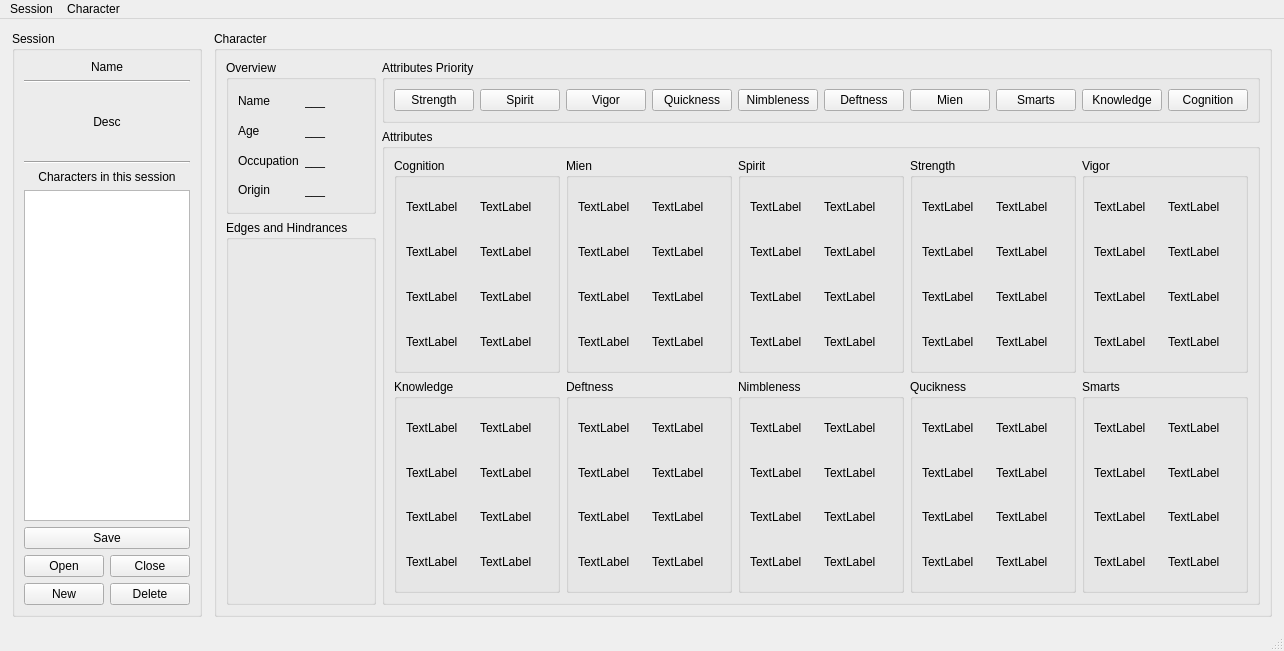
Above: mainwindow.ui from Maciexpol/DeadLandsNPCGenerator before the change. Below: the same form after it.
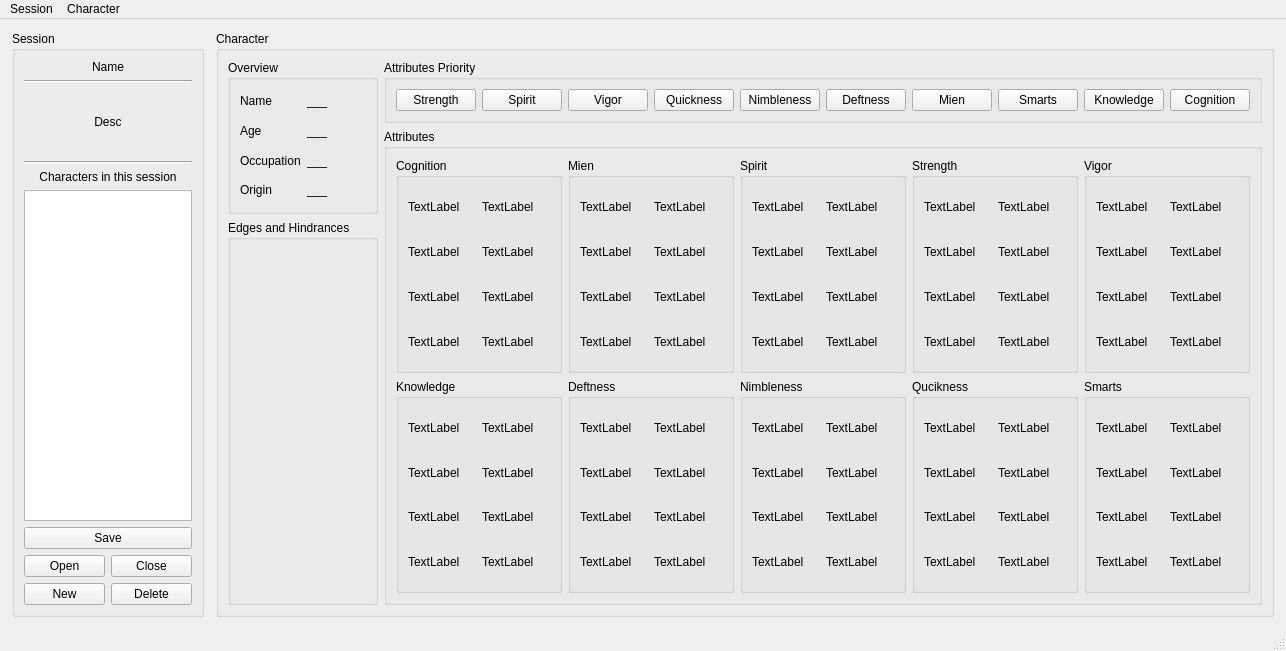
That is the form after the change.

```diff
--- a/mainwindow.ui
+++ b/mainwindow.ui
@@ -6,7 +6,7 @@
    <rect>
     <x>0</x>
     <y>0</y>
-    <width>1224</width>
+    <width>1286</width>
     <height>651</height>
    </rect>
   </property>
@@ -1109,7 +1109,7 @@
     <rect>
      <x>0</x>
      <y>0</y>
-     <width>1224</width>
+     <width>1286</width>
      <height>21</height>
     </rect>
    </property>
```
Left out of the diff: 3 changed lines with no effect on the pictures.
